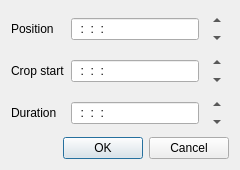
This is src/widgets/clipdurationdialog_ui.ui in KDE/kdenlive as Qt 5 draws it before an edit. The edited form follows.
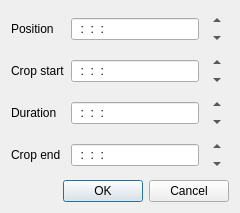
This is the edited form. Custom widgets are drawn as their Qt base class.

Commit message: Add crop end info to clip info dialog (based on a patch by Till Theato): http://www.kdenlive.org/mantis/view.php?id=1371 and some minor fixes,.

```diff
--- a/src/widgets/clipdurationdialog_ui.ui
+++ b/src/widgets/clipdurationdialog_ui.ui
@@ -7,7 +7,7 @@
     <x>0</x>
     <y>0</y>
     <width>226</width>
-    <height>169</height>
+    <height>213</height>
    </rect>
   </property>
   <property name="windowTitle">
@@ -242,7 +242,82 @@
      </item>
     </layout>
    </item>
-   <item row="3" column="0" colspan="2">
+   <item row="4" column="0">
+    <widget class="QLabel" name="end_label">
+     <property name="text">
+      <string>Crop end</string>
+     </property>
+    </widget>
+   </item>
+   <item row="4" column="1">
+    <layout class="QHBoxLayout" name="horizontalLayout_4">
+     <item>
+      <widget class="KRestrictedLine" name="end_position">
+       <property name="inputMask">
+        <string>99:99:99:99; </string>
+       </property>
+      </widget>
+     </item>
+     <item>
+      <layout class="QVBoxLayout" name="verticalLayout_4">
+       <property name="spacing">
+        <number>0</number>
+       </property>
+       <item>
+        <widget class="QToolButton" name="end_up">
+         <property name="sizePolicy">
+          <sizepolicy hsizetype="Fixed" vsizetype="Maximum">
+           <horstretch>0</horstretch>
+           <verstretch>0</verstretch>
+          </sizepolicy>
+         </property>
+         <property name="maximumSize">
+          <size>
+           <width>16777215</width>
+           <height>18</height>
+          </size>
+         </property>
+         <property name="text">
+          <string>...</string>
+         </property>
+         <property name="autoRaise">
+          <bool>true</bool>
+         </property>
+         <property name="arrowType">
+          <enum>Qt::UpArrow</enum>
+         </property>
+        </widget>
+       </item>
+       <item>
+        <widget class="QToolButton" name="end_down">
+         <property name="sizePolicy">
+          <sizepolicy hsizetype="Fixed" vsizetype="Maximum">
+           <horstretch>0</horstretch>
+           <verstretch>0</verstretch>
+          </sizepolicy>
+         </property>
+         <property name="maximumSize">
+          <size>
+           <width>16777215</width>
+           <height>18</height>
+          </size>
+         </property>
+         <property name="text">
+          <string>...</string>
+         </property>
+         <property name="autoRaise">
+          <bool>true</bool>
+         </property>
+         <property name="arrowType">
+          <enum>Qt::DownArrow</enum>
+         </property>
+        </widget>
+       </item>
+      </layout>
+     </item>
+    </layout>
+   </item>
+   <item row="5" column="0" colspan="2">
     <spacer name="verticalSpacer">
      <property name="orientation">
       <enum>Qt::Vertical</enum>
@@ -255,7 +330,7 @@
      </property>
     </spacer>
    </item>
-   <item row="4" column="0" colspan="2">
+   <item row="6" column="0" colspan="2">
     <widget class="QDialogButtonBox" name="buttonBox">
      <property name="orientation">
       <enum>Qt::Horizontal</enum>
```
The commit also changes 4 other files.
